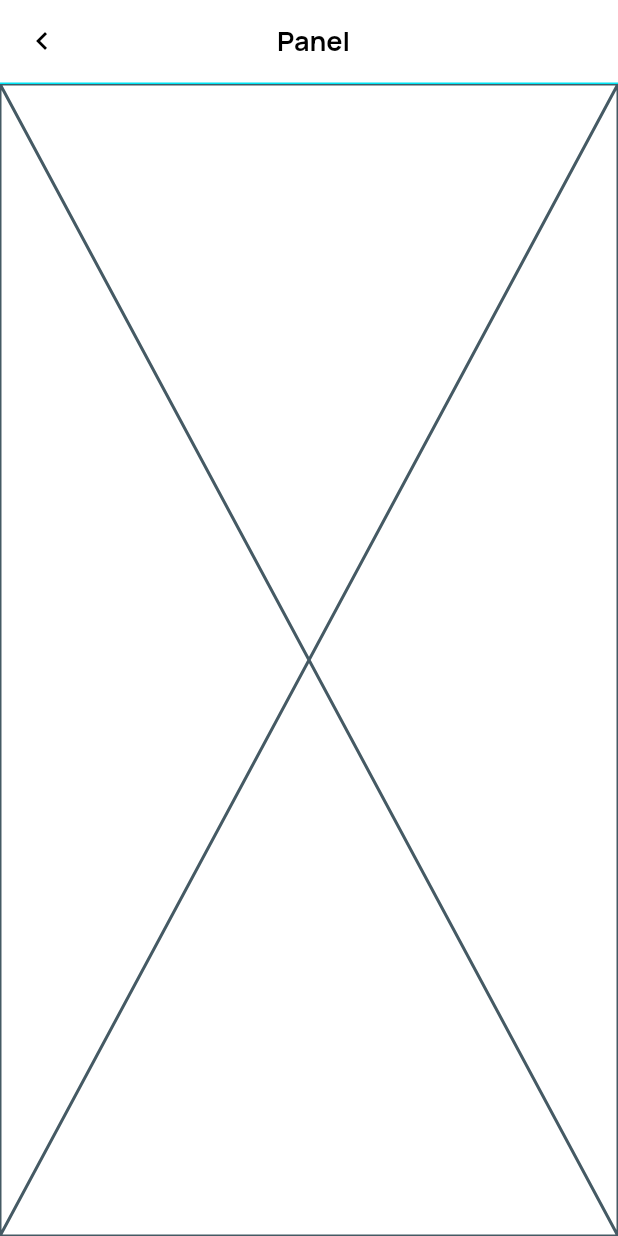
After one commit to jonatanmunguia/flutter_posui_pocket, a Flutter app: the screen it shows after launch, after a tap on "Panel", on a phone screen of 412 x 824 dp. The commit adds this screen. Run offline on Flutter 3.47's test engine with Material 3 defaults, Android fonts, the phone set to English and light mode, and no system bars; our stand-ins replace bloc, dio, equatable, flutter_bloc, flutter_svg, lottie and 2 more; missing offline and left inert: masked_text.

Commit message:
:sparkles: Add panel and ventas screens

```diff
--- a/lib/features/main_dashboard/presentation/main_dashboard_screen.dart
+++ b/lib/features/main_dashboard/presentation/main_dashboard_screen.dart
@@ -1,4 +1,7 @@
 import 'package:flutter/material.dart';
+import 'package:flutter_posui_pocket/core/extensiones/build_extensions.dart';
+import 'package:flutter_posui_pocket/features/panel/presentation/panel_screen.dart';
+import 'package:flutter_posui_pocket/features/ventas/presentation/ventas_screen.dart';
 import 'package:flutter_posui_pocket/ui/components/buttons/aplazo_button.dart';
 import 'package:flutter_posui_pocket/ui/components/texts/aplazo_text.dart';
 import 'package:flutter_svg/svg.dart';
@@ -116,13 +119,16 @@ class _MainDashboardScreenState extends State<MainDashboardScreen> {
               Padding(padding: EdgeInsets.symmetric(horizontal: 16), child: GridView.builder(
                   itemCount: shortcuts.length,
                   shrinkWrap: true,
-                  physics: NeverScrollableScrollPhysics(),
+                    physics: const NeverScrollableScrollPhysics(),
                     gridDelegate:
                         const SliverGridDelegateWithFixedCrossAxisCount(
                     crossAxisCount: 4,
                   ),
                   itemBuilder: (context, index) =>
-                      rowShortcut(shortcuts[index])),)
+                        rowShortcut(shortcuts[index], (shortcut) {
+                          handleShortcut(shortcut, context);
+                        })),
+              )
             ],
           )),
           AplazoButton(
@@ -137,12 +143,28 @@ class _MainDashboardScreenState extends State<MainDashboardScreen> {
     );
   }
 
-  Widget rowShortcut(Shortcut shortcut) {
-    return Container(
+  void handleShortcut(Shortcut shortcut, BuildContext context) {
+    if (shortcut.moveTo == 'panel') {
+      context.materialPush(screen: const PanelScreen());
+    }
+
+    if (shortcut.moveTo == 'ventas') {
+      context.materialPush(screen: const VentasScreen());
+    }
+  }
+
+  Widget rowShortcut(Shortcut shortcut, Function(Shortcut) onTapShortcut) {
+    return GestureDetector(
+      onTap: () {
+        onTapShortcut.call(shortcut);
+      },
+      child: SizedBox(
+        width: 60,
+        height: 100,
         child: Column(
           children: [
           SvgPicture.asset(shortcut.asset, height: 50, width: 50,),
-          SizedBox(
+            const SizedBox(
               height: 8,
             ),
           AplazoText(
@@ -151,8 +173,7 @@ class _MainDashboardScreenState extends State<MainDashboardScreen> {
                   type: TextType.headlineSize12Weight500))
         ],
       ),
-      width: 60,
-      height: 100,
+      ),
     );
   }
 }
--- /dev/null
+++ b/lib/features/panel/presentation/panel_screen.dart
@@ -0,0 +1,29 @@
+import 'package:flutter/material.dart';
+import 'package:flutter_posui_pocket/ui/components/navigations/aplazo_navbar.dart';
+
+class PanelScreen extends StatelessWidget {
+  const PanelScreen({super.key});
+
+  static const idScreen = 'Panel_screen';
+
+  @override
+  Widget build(BuildContext context) {
+    return const PanelBody();
+  }
+}
+
+class PanelBody extends StatelessWidget {
+  const PanelBody({super.key});
+
+  @override
+  Widget build(BuildContext context) {
+    return Scaffold(
+      body: const SafeArea(
+        child: Placeholder(),
+      ),
+      appBar: AplazoNavbar(
+        navbarProps: NavbarProps(title: 'Panel'),
+      ),
+    );
+  }
+}
```
Also changed, not shown: lib/features/ventas/presentation/ventas_screen.dart (added, +29 -0 lines). Lines whose indentation alone changed are shown as unchanged.
